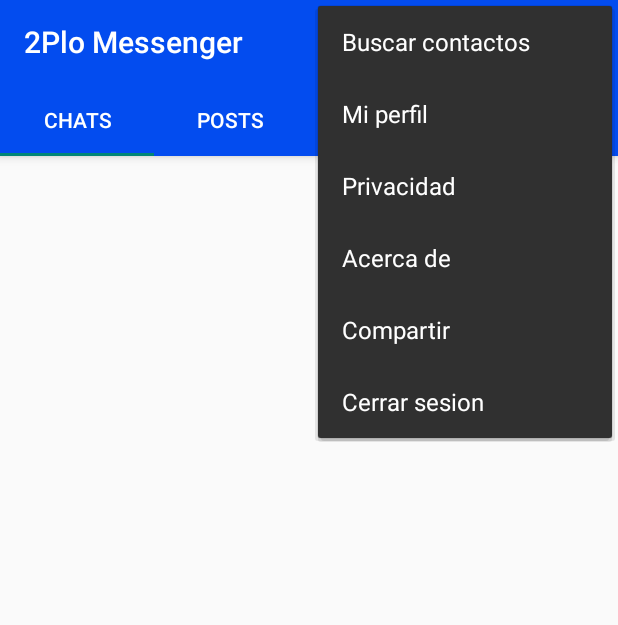
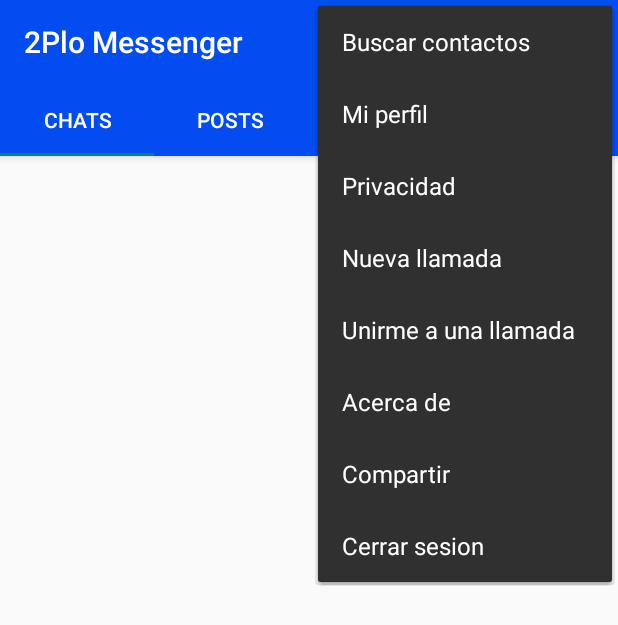
Before and after one commit to 2plotechnologies/2plomessenger, an Android app: the InicioActivity screen opened directly, with no data from a screen before it, with the options menu open, on a phone screen of 412 x 824 dp. Shown: the top 625 px of the screen. Run offline under Robolectric (Android 15) with nearby library versions, the phone set to English and light mode, and no system bars; our stand-ins replace CircleImageView, Firebase (no records; nobody signed in at launch, a user with empty details on screens opened directly), Picasso; pictures from the network do not load; 1 statement that could not run was skipped.

Commit message:
Agregando la opcion de llamadas

```diff
--- a/app/build.gradle
+++ b/app/build.gradle
@@ -8,7 +8,7 @@ android {
 
     defaultConfig {
         applicationId "com.twoploapps.a2plomessenger"
-        minSdk 21
+        minSdk 23
         targetSdk 33
         versionCode 10
         versionName "1.2.5"
@@ -59,6 +59,7 @@ android {
         implementation 'com.google.firebase:firebase-firestore:24.4.2'
         testImplementation 'junit:junit:4.+'
         androidTestImplementation 'androidx.test.ext:junit:1.1.5'
+        implementation ('org.jitsi.react:jitsi-meet-sdk:+') { transitive = true }
         androidTestImplementation 'androidx.test.espresso:espresso-core:3.5.1'
         implementation 'de.hdodenhof:circleimageview:3.1.0'
         implementation 'com.squareup.picasso:picasso:2.71828'
--- a/app/src/main/java/com/twoploapps/a2plomessenger/ChatActivity.java
+++ b/app/src/main/java/com/twoploapps/a2plomessenger/ChatActivity.java
@@ -92,8 +92,7 @@ public class ChatActivity extends AppCompatActivity {
         RecibirUserID=getIntent().getExtras().get("user_id").toString();
         nombre=getIntent().getExtras().get("user_nombre").toString();
         imagens=getIntent().getExtras().get("user_imagen").toString();
-
-        Toast.makeText(this, "Mensaje a: "+nombre, Toast.LENGTH_SHORT).show();
+        //Toast.makeText(this, "Mensaje a: "+nombre, Toast.LENGTH_SHORT).show();
         IniciarelLayout();
         nombreusuario.setText(nombre);
         Picasso.get().load(imagens).placeholder(R.drawable.defaultprofilephoto).into(usuarioimagen);
@@ -104,8 +103,6 @@ public class ChatActivity extends AppCompatActivity {
         UsuariosrecyclerView.setLayoutManager(linearLayoutManager);
         UsuariosrecyclerView.setAdapter(mensajeAdapter);
         MetodoConexion();
-
-
         RootRef.child("Mensajes").child(EnviarUserID).child(RecibirUserID).addChildEventListener(new ChildEventListener() {
             @Override
             public void onChildAdded(@NonNull DataSnapshot snapshot, @Nullable String previousChildName) {
--- a/app/src/main/res/menu/menus_opciones.xml
+++ b/app/src/main/res/menu/menus_opciones.xml
@@ -18,6 +18,16 @@
     app:showAsAction="never">
 </item>
 <item
+    android:title="@string/new_call"
+    android:id="@+id/new_call_menu"
+    app:showAsAction="never">
+</item>
+<item
+    android:title="@string/join_call"
+    android:id="@+id/join_call_menu"
+    app:showAsAction="never">
+</item>
+<item
     android:title="@string/acerca_de"
     android:id="@+id/acerca_de_menu"
     app:showAsAction="never">
--- a/app/src/main/res/values/strings.xml
+++ b/app/src/main/res/values/strings.xml
@@ -138,4 +138,18 @@ Descárgala aquí: https://play.google.com/store/apps/details?id=com.twoploapps.
     <string name="reproduciraudio">Reproducir audio</string>
     <string name="mostrar_ciudad_solo_a_mis_contactos">Mostrar ciudad solo a mis contactos</string>
     <string name="mostrar_imagen_de_perfil_solo_a_mis_contactos">Mostrar imagen de perfil solo a mis contactos</string>
+    <string name="cargando_llamada">Cargando llamada…</string>
+    <string name="new_call">Nueva llamada</string>
+    <string name="join_call">Unirme a una llamada</string>
+    <string name="nuevallamada">Nueva llamada</string>
+    <string name="callcode">"Código de la videollamada:  "</string>
+    <string name="indicacionesllamada">Copia este código y envíalo a los que quieres que se unan a la videollamada. Cuando estés listo, abre el menú, selecciona: Unirme a una llamada y pega el código de la videollamada.</string>
+    <string name="secopio">Código copiado al portapapeles</string>
+    <string name="copiarcodigo">Copiar</string>
+    <string name="descartarcodigo">Descartar</string>
+    <string name="codigodelavideollamada">Código de la llamada</string>
+    <string name="intrduceelcodigodelallamada">Introduce el código de la videollamada:</string>
+    <string name="unirse">Unirse</string>
+    <string name="codigohint">Código de la videollamada</string>
+    <string name="codigonovalido">Este código es incorrecto, introduzca uno valido</string>
 </resources>
```
Also changed, not shown: app/src/main/AndroidManifest.xml (+10 -1 lines), app/src/main/java/com/twoploapps/a2plomessenger/InicioActivity.java (+60 -8 lines), app/src/main/java/com/twoploapps/a2plomessenger/LlamadaActivity.java (added, +24 -0 lines), app/src/main/res/layout/activity_llamada.xml (added, +17 -0 lines), settings.gradle (+7 -1 lines), 5 other files.
